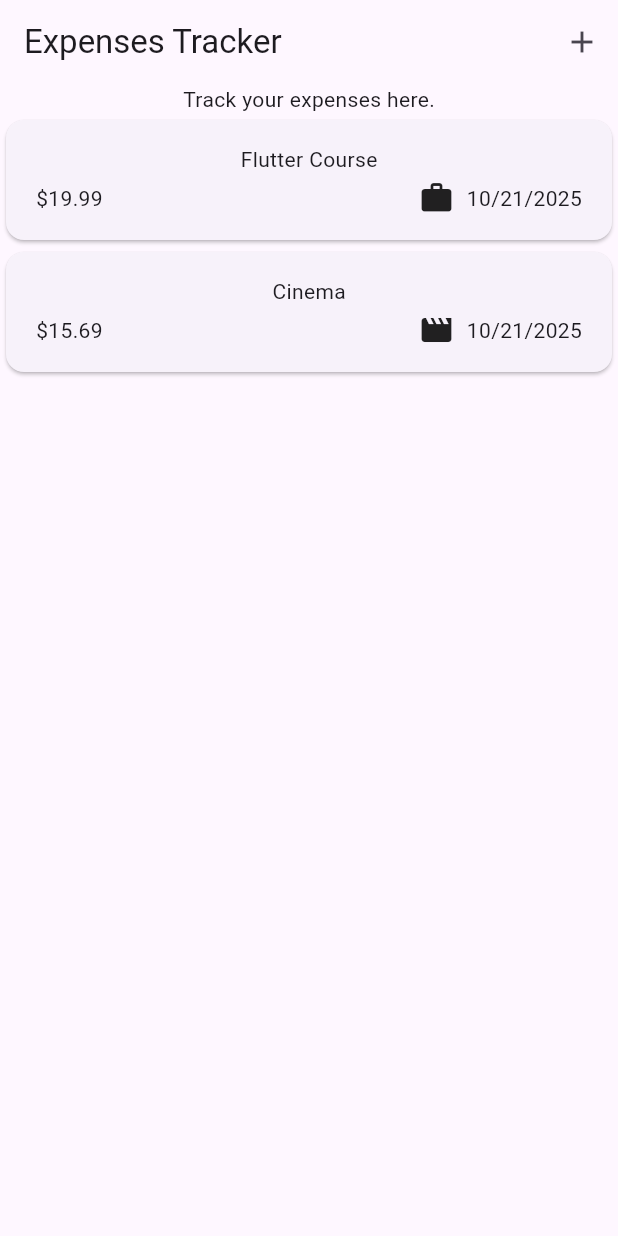
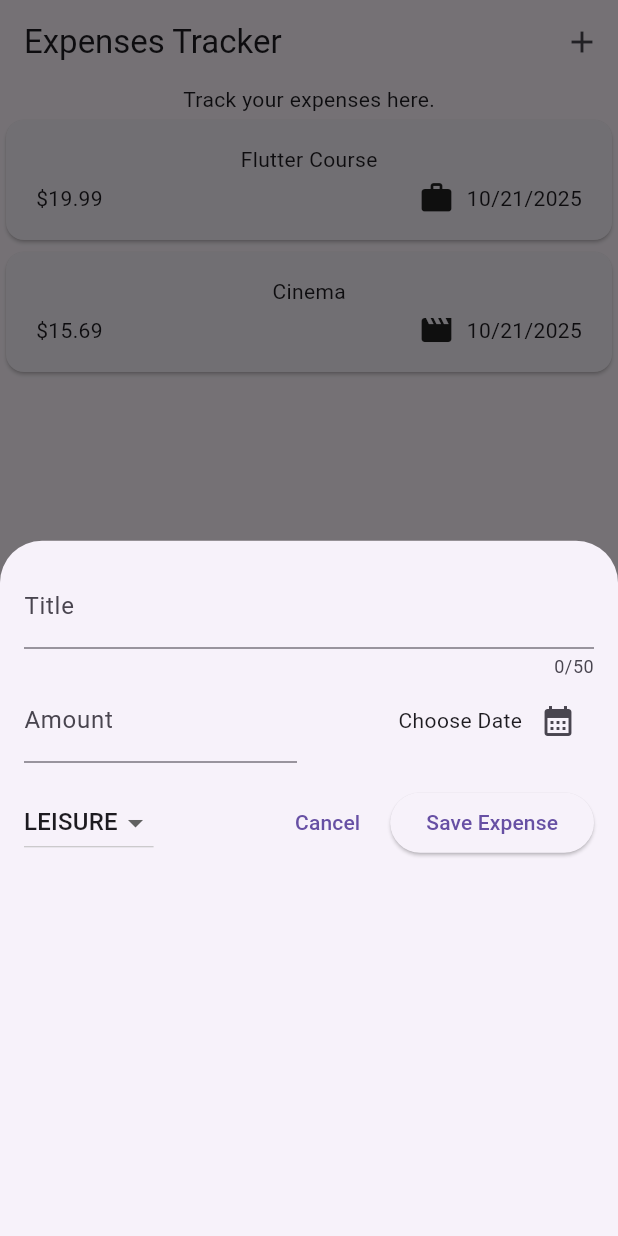
Before and after one commit to NeeDaimDark/expences_app, a Flutter app: the screen it shows after launch, after a tap on the "add" icon, on a phone screen of 412 x 824 dp. Run offline on Flutter 3.47's test engine with Material 3 defaults, Android fonts, the phone set to English and light mode, and no system bars.

Commit message:
new expense widget

```diff
--- a/lib/widgets/expenses.dart
+++ b/lib/widgets/expenses.dart
@@ -1,4 +1,5 @@
 import 'package:expenses_tracker/models/expense.dart';
+import 'package:expenses_tracker/widgets/new_expense.dart';
 import 'package:flutter/material.dart';
 import 'package:expenses_tracker/widgets/expenses_list/expenses_list.dart';
 
@@ -26,6 +27,12 @@ class _ExpensesState extends State<Expenses> {
       category: Category.leisure,
     ),
   ];
+  _openAddExpenseOverlay() {
+    showModalBottomSheet(
+      context: context,
+      builder: (context) => NewExpense(),
+    );
+  }
 
   @override
   Widget build(BuildContext context) {
@@ -33,7 +40,7 @@ class _ExpensesState extends State<Expenses> {
       appBar: AppBar(
         actions: [
           IconButton(
-            onPressed: () {},
+            onPressed: _openAddExpenseOverlay,
             icon: const Icon(Icons.add),
           ),
         ],
--- /dev/null
+++ b/lib/widgets/new_expense.dart
@@ -0,0 +1,123 @@
+import 'package:flutter/material.dart' ;
+import 'package:expenses_tracker/models/expense.dart';
+
+
+class NewExpense extends StatefulWidget {
+  const NewExpense({super.key});
+
+  @override
+  State<NewExpense> createState() => _NewExpenseState();
+}
+
+class _NewExpenseState extends State<NewExpense> {
+   final _titleController = TextEditingController();
+   final _amountController = TextEditingController();
+   DateTime? _selectedDate;
+   Category _selectedCategory = Category.leisure;
+   void _presentDatePicker() async {
+     final now = DateTime.now();
+     final firstDate = DateTime(now.year - 1, now.month, now.day);
+     final lastDate = now;
+      final pickedDate = await showDatePicker(
+        context: context,
+        initialDate: now,
+        firstDate: firstDate,
+        lastDate: lastDate,
+      );
+      setState(() {
+        _selectedDate = pickedDate;
+      });
+
+   }
+   @override
+   void dispose(){
+     _titleController.dispose();
+      _amountController.dispose();
+     super.dispose();
+  }
+  @override
+  Widget build(BuildContext context) {
+    return  Padding(
+        padding:  EdgeInsets.all(16.0),
+         child : Column(
+           children: [
+             TextField(
+               controller: _titleController,
+               maxLength: 50,
+                decoration: const InputDecoration(
+                  labelText: 'Title',
+                ),
+             ),
+             Row(
+               children: [
+
+                 Expanded(
+                   child: TextField(
+                     controller: _amountController,
+                     keyboardType: TextInputType.number,
+                     decoration: const InputDecoration(
+                       prefixText: '\$ ',
+                       labelText: 'Amount',
+                     ),
+                   ),
+                 ),
+                  const SizedBox(width: 16,),
+                 Expanded(
+                   child: Row(
+                     mainAxisAlignment: MainAxisAlignment.end,
+                     crossAxisAlignment: CrossAxisAlignment.center,
+                     children: [
+                       Text(_selectedDate == null ? 'Choose Date': formatter.format(_selectedDate!)),
+                       IconButton(
+                         onPressed: _presentDatePicker,
+                         icon: const Icon(Icons.calendar_month),
+                       ),
+                     ],
+                   ),
+                 )
+
+               ],
+             ),
+             const SizedBox(height: 16,),
+             Row(
+               children: [
+                 DropdownButton(
+                   value:  _selectedCategory,
+                   items: Category.values.map((category)=> DropdownMenuItem(
+                     value: category,
+                     child: Text(category.name.toUpperCase()),
+                   ),
+                   ).toList(),
+                   onChanged: (value){
+                     if (value == null){
+                       return;
+                     }
+                     setState(() {
+                       _selectedCategory = value;
+                     });
+                   },
+                 ),
+                 const Spacer(),
+                 TextButton(
+                     onPressed: (){
+                       Navigator.pop(context);
+                     },
+                     child: const Text('Cancel'),
+                 ),
+                 const SizedBox(width: 8,),
+                 ElevatedButton(
+                     onPressed: (){
+                          print(_titleController.text);
+                          print(_amountController.text);
+                          print(_selectedDate);
+                          print(_selectedCategory);
+                     },
+                     child: Text('Save Expense'),
+                 ),
+               ],
+             )
+           ],
+         )
+    );
+  }
+}
```
